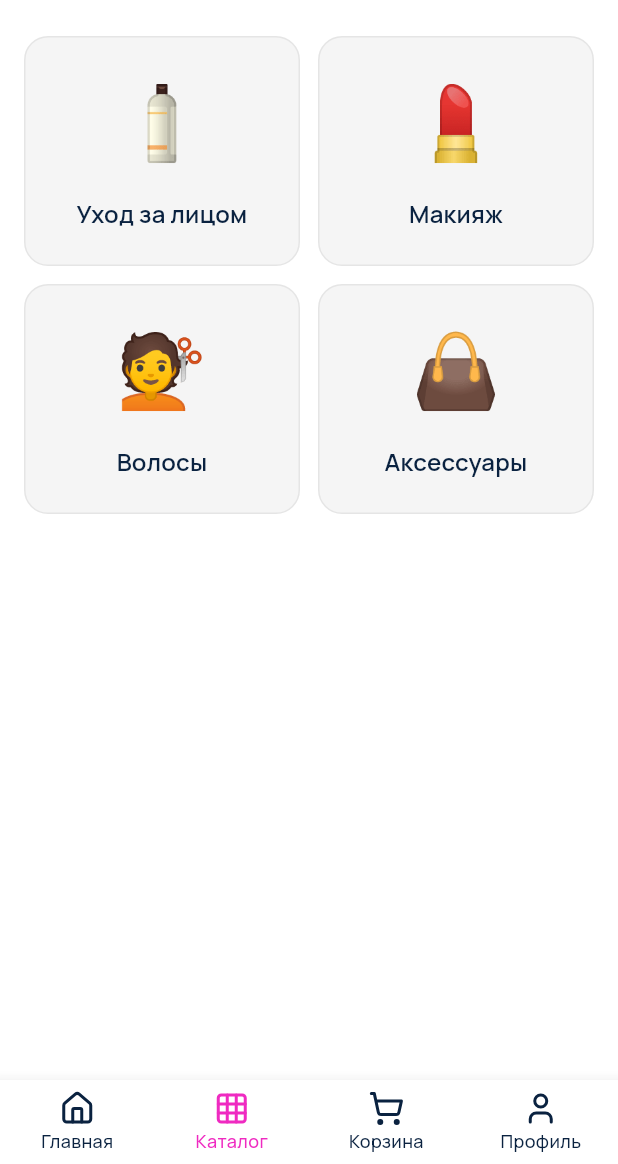
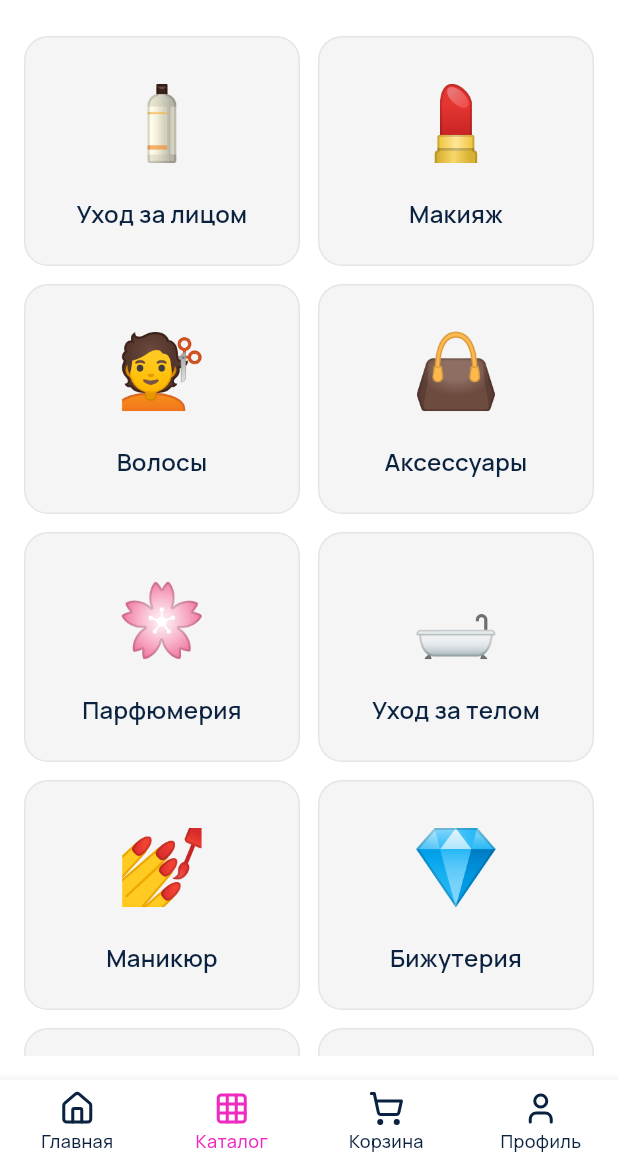
Before and after one commit to ambogatyrev/modnyi_dvorik, a Flutter app: the CategoryScreen screen opened by its route, on a phone screen of 412 x 824 dp, the part 72-1236 px from its top. Run offline on Flutter 3.47's test engine with Material 3 defaults, Android fonts, the phone set to English and light mode, and no system bars; our stand-ins replace cached_network_image, equatable, flutter_bloc, flutter_svg, go_router, google_fonts and 2 more; accounts and stored records are empty; network calls fail.

Commit message:
#OFFSIDE added new categories in mock

```diff
--- a/mobile/lib/core/data/mock_categories.dart
+++ b/mobile/lib/core/data/mock_categories.dart
@@ -3,31 +3,18 @@ import '../../features/home/data/models/category_model.dart';
 /// Mock category data matching the web application
 /// All categories with emoji icons
 final List<CategoryModel> mockCategories = [
-  const CategoryModel(
-    id: 'all',
-    name: 'Все категории',
-    icon: '🛍️',
-  ),
-  const CategoryModel(
-    id: 'face',
-    name: 'Уход за лицом',
-    icon: '🧴',
-  ),
-  const CategoryModel(
-    id: 'makeup',
-    name: 'Макияж',
-    icon: '💄',
-  ),
-  const CategoryModel(
-    id: 'hair',
-    name: 'Волосы',
-    icon: '💇',
-  ),
-  const CategoryModel(
-    id: 'accessories',
-    name: 'Аксессуары',
-    icon: '👜',
-  ),
+  const CategoryModel(id: 'face', name: 'Уход за лицом', icon: '🧴'),
+  const CategoryModel(id: 'makeup', name: 'Макияж', icon: '💄'),
+  const CategoryModel(id: 'hair', name: 'Волосы', icon: '💇'),
+  const CategoryModel(id: 'accessories', name: 'Аксессуары', icon: '👜'),
+  const CategoryModel(id: 'perfume', name: 'Парфюмерия', icon: '🌸'),
+  const CategoryModel(id: 'body', name: 'Уход за телом', icon: '🛁'),
+  const CategoryModel(id: 'nails', name: 'Маникюр', icon: '💅'),
+  const CategoryModel(id: 'jewelry', name: 'Бижутерия', icon: '💎'),
+  const CategoryModel(id: 'makeup_remover', name: 'Средства для снятия макияжа', icon: '🧼'),
+  const CategoryModel(id: 'sun_care', name: 'Средства для загара', icon: '☀️'),
+  const CategoryModel(id: 'gifts', name: 'Подарочные наборы', icon: '🎁'),
+  const CategoryModel(id: 'organic', name: 'Органическая косметика', icon: '🌿'),
 ];
 
 /// Get all categories
```
